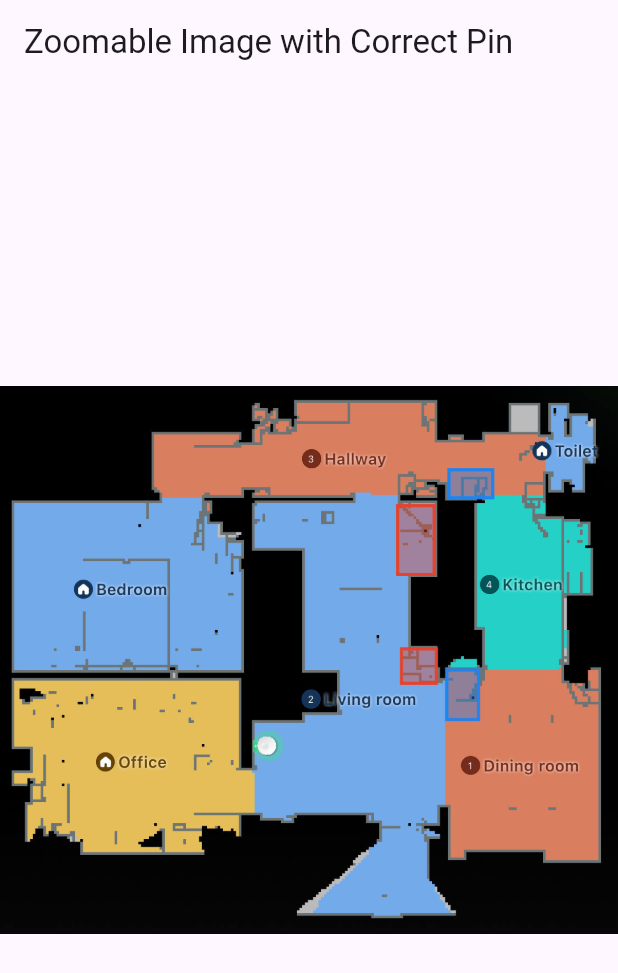
After one commit to wildMythicWest/indoor-navigation, a Flutter app: the ImagePinScreen screen opened directly, on a phone screen of 412 x 824 dp. The commit adds this screen. Shown: the top 973 px of the screen. Run offline on Flutter 3.47's test engine with Material 3 defaults, Android fonts, the phone set to English and light mode, and no system bars; our stand-ins replace cloud_firestore, device_info_plus, firebase_core, flutter_dotenv, permission_handler; missing offline and left inert: wifi_scan; accounts and stored records are empty.

Commit message:
Added floor plan images, added option to display image and add a pin and get the coordinates of that pin

```diff
--- /dev/null
+++ b/lib/fingerprinting/location_data.dart
@@ -0,0 +1,21 @@
+
+
+import 'package:indoor_navigation/fingerprinting/positioning_data.dart';
+
+class LocationData {
+  final String locationId; //uniquely identifies a place - currently uuid
+
+  final String floorPlanId; // name of image
+  final double locationX; // x coordinate relative to image (or screen idk)
+  final double locationY;// y coordinate relative to image (or screen idk)
+
+  final List<PositioningData> positioningData; // fingerprinting data
+
+  LocationData({
+    required this.locationId,
+    required this.floorPlanId,
+    required this.locationX,
+    required this.locationY,
+    required this.positioningData,
+  });
+}
--- a/lib/fingerprinting/positioning_data.dart
+++ b/lib/fingerprinting/positioning_data.dart
@@ -1,22 +1,17 @@
 
+
+import 'package:indoor_navigation/fingerprinting/location_data.dart';
 
 class PositioningData {
 
-  final String ssid;
-  final String bssid;
-  final int rssi;
-
-  final String floorPlanId;
-  final double locationX;
-  final double locationY;
+  final String ssid; // name of network
+  final String bssid; // mac address of Access Point
+  final int rssi; // received signal strength indicator
 
   const PositioningData({
     required this.ssid,
     required this.bssid,
     required this.rssi,
-    required this.floorPlanId,
-    required this.locationX,
-    required this.locationY
   });
 
   Map<String, dynamic> toMap() {
--- /dev/null
+++ b/lib/floor/floor_ids.dart
@@ -0,0 +1,14 @@
+
+
+class FloorId {
+  // home
+  static const String apartment = "apartment_floor_plan.jpeg";
+
+  // The mall
+  static const String theMallFloorMinus3 = "the_mall_floor_minus_3.jpeg";
+  static const String theMallFloorMinus2 = "the_mall_floor_minus_2.jpeg";
+  static const String theMallFloorMinus1 = "the_mall_floor_minus_1.jpeg";
+  static const String theMallFloor0 = "the_mall_floor_0.jpeg";
+  static const String theMallFloor1 = "the_mall_floor_1.jpeg";
+  static const String theMallFloor2 = "the_mall_floor_2.jpeg";
+}
--- /dev/null
+++ b/lib/floor/image.dart
@@ -0,0 +1,89 @@
+import 'package:flutter/material.dart';
+import 'package:vector_math/vector_math_64.dart' as vector_math;
+
+void main() {
+  runApp(MyApp());
+}
+
+class MyApp extends StatelessWidget {
+  const MyApp({super.key});
+
+  @override
+  Widget build(BuildContext context) {
+    return MaterialApp(
+      debugShowCheckedModeBanner: false,
+      home: ImagePinScreen(),
+    );
+  }
+}
+
+class ImagePinScreen extends StatefulWidget {
+  const ImagePinScreen({super.key});
+
+  @override
+  ImagePinScreenState createState() => ImagePinScreenState();
+}
+
+class ImagePinScreenState extends State<ImagePinScreen> {
+  Offset? pinPosition; // Pin position in image coordinates
+  Offset? normalizedPinPosition; // Normalized (scale-independent) position
+  final TransformationController _transformationController = TransformationController();
+
+  @override
+  Widget build(BuildContext context) {
+    return Scaffold(
+      appBar: AppBar(title: Text("Zoomable Image with Correct Pin")),
+      body: Center(
+        child: LayoutBuilder(
+          builder: (context, constraints) {
+            return GestureDetector(
+              onTapDown: (TapDownDetails details) {
+                final RenderBox box = context.findRenderObject() as RenderBox;
+                final Offset localPosition = box.globalToLocal(details.globalPosition);
+
+                // Convert to image coordinate space
+                final Matrix4 matrix = _transformationController.value;
+                final Matrix4 inverseMatrix = Matrix4.inverted(matrix);
+                final vector_math.Vector3 transformedPosition = inverseMatrix.transform3(vector_math.Vector3(localPosition.dx, localPosition.dy, 0));
+
+                setState(() {
+                  pinPosition = Offset(transformedPosition.x, transformedPosition.y);
+                  normalizedPinPosition = pinPosition; // Save for correct placement after zooming
+                });
+
+                print("Pin placed at: ${pinPosition!.dx}, ${pinPosition!.dy}");
+              },
+              child: InteractiveViewer(
+                transformationController: _transformationController,
+                boundaryMargin: EdgeInsets.all(20),
+                minScale: 1.0,
+                maxScale: 4.0,
+                child: Stack(
+                  children: [
+                    Center(
+                      child: Image.asset(
+                        'assets/apartment_floor_plan.jpeg', // Replace with your image path
+                        width: double.infinity,
+                        fit: BoxFit.contain,
+                      ),
+                    ),
+                    if (pinPosition != null)
+                      Positioned(
+                        left: pinPosition!.dx - 12, // Adjust for center alignment
+                        top: pinPosition!.dy - 12,
+                        child: Icon(
+                          Icons.location_on,
+                          color: Colors.red,
+                          size: 24,
+                        ),
+                      ),
+                  ],
+                ),
+              ),
+            );
+          },
+        ),
+      ),
+    );
+  }
+}
```
Also changed, not shown: lib/fingerprinting/rf_fingerprint_service.dart (+7 -5 lines), lib/main.dart (+14 -5 lines), pubspec.yaml (+9 -0 lines), assets/apartment_floor_plan.jpeg (added), assets/the_mall_floor_0.jpeg (added), assets/the_mall_floor_1.jpeg (added), assets/the_mall_floor_2.jpeg (added), assets/the_mall_floor_minus_1.jpeg (added), assets/the_mall_floor_minus_2.jpeg (added), assets/the_mall_floor_minus_3.jpeg (added), pubspec.lock.
